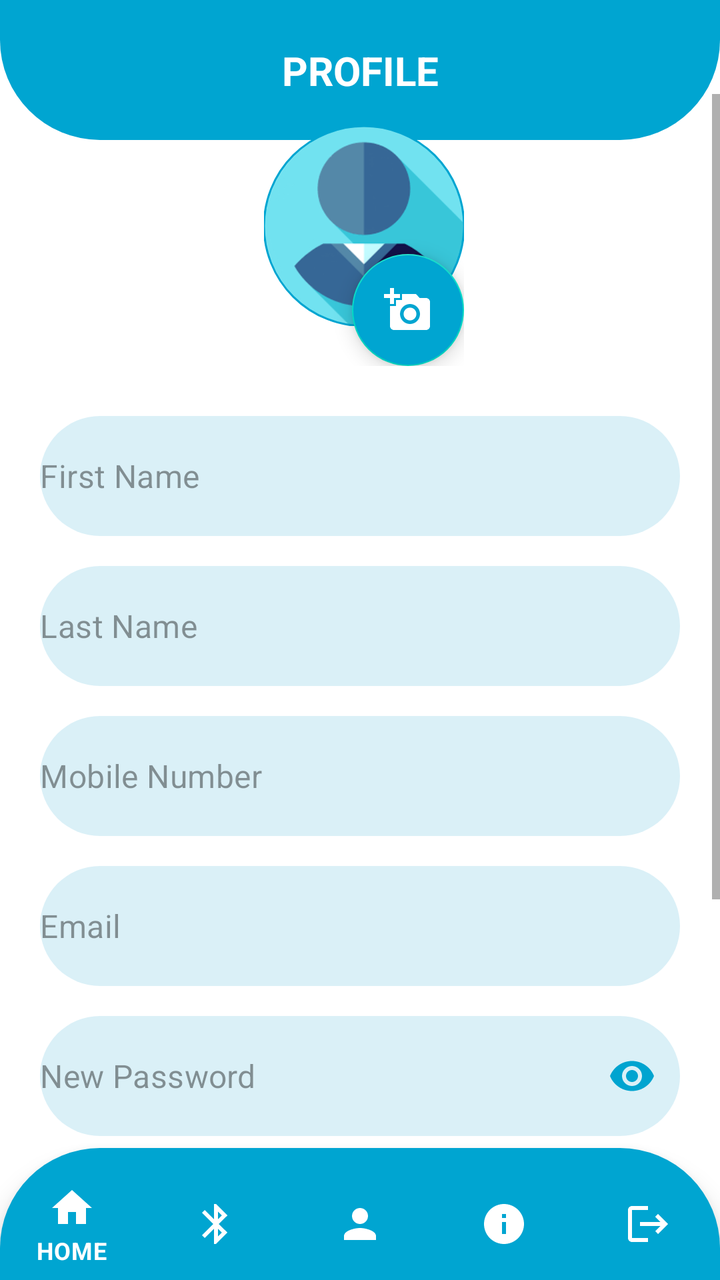
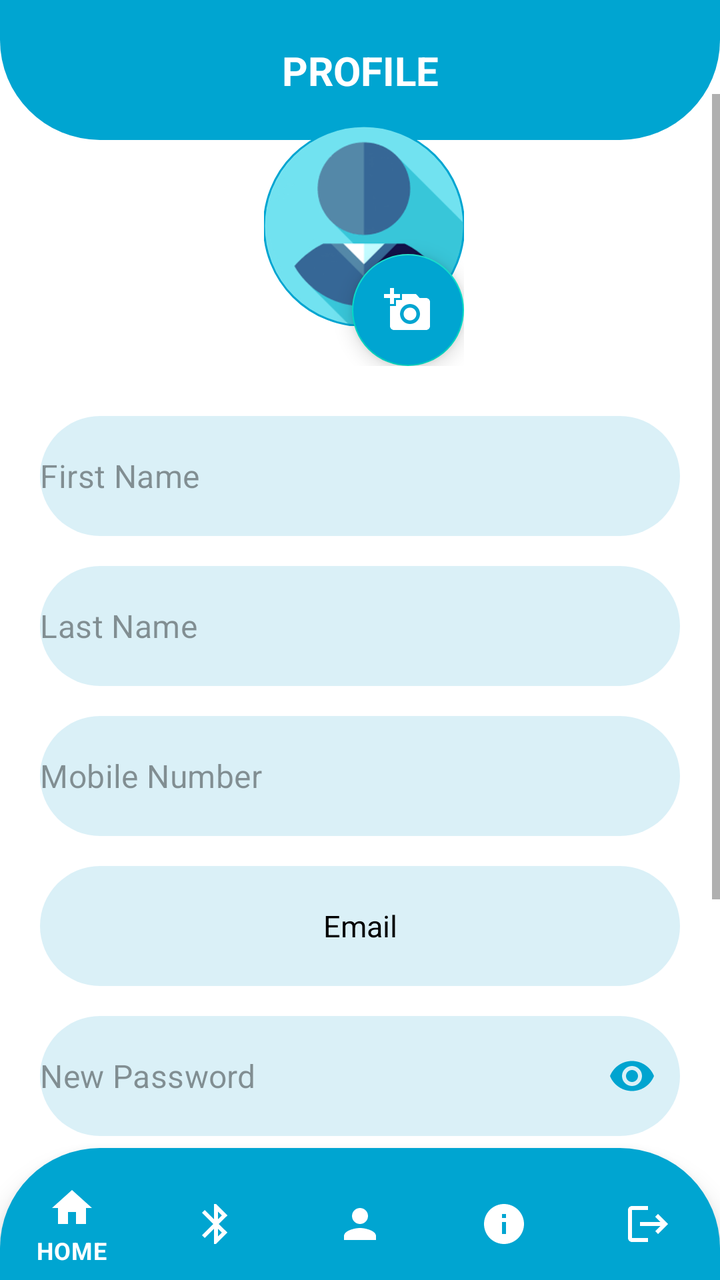

The first picture is an Android layout as it rendered before a commit; the second is the same layout after the commit. The layout source and the unified diff follow.
<!-- AndroidManifest.xml: application theme Theme.SleepWell -->
<!-- res/layout/activity_profile_dashboard.xml -->
<?xml version="1.0" encoding="utf-8"?>
<androidx.constraintlayout.widget.ConstraintLayout xmlns:android="http://schemas.android.com/apk/res/android"
    xmlns:app="http://schemas.android.com/apk/res-auto"
    xmlns:tools="http://schemas.android.com/tools"
    android:id="@+id/main"
    android:layout_width="match_parent"
    android:layout_height="match_parent"
    android:background="@color/white"
    tools:context=".ProfileDashboard">

    <androidx.constraintlayout.widget.ConstraintLayout
        android:id="@+id/header"
        android:layout_width="match_parent"
        android:layout_height="70dp"
        android:background="@drawable/top_background"
        app:layout_constraintEnd_toEndOf="parent"
        app:layout_constraintStart_toStartOf="parent"
        app:layout_constraintTop_toTopOf="parent" >

        <TextView
            android:layout_width="wrap_content"
            android:layout_height="wrap_content"
            android:text="Profile"
            app:layout_constraintBottom_toBottomOf="parent"
            app:layout_constraintEnd_toEndOf="parent"
            app:layout_constraintStart_toStartOf="parent"
            app:layout_constraintTop_toTopOf="parent"
            android:textColor="@color/white"
            android:textSize="20sp"
            android:textStyle="bold"
            android:textAllCaps="true"/>
    </androidx.constraintlayout.widget.ConstraintLayout>

    <ScrollView
        android:id="@+id/scrollView3"
        android:layout_width="match_parent"
        android:layout_height="550dp"
        android:layout_alignParentTop="true"
        app:layout_constraintBottom_toTopOf="@+id/bottom_nav"
        app:layout_constraintEnd_toEndOf="parent"
        app:layout_constraintStart_toStartOf="parent"
        app:layout_constraintTop_toBottomOf="@+id/header">

        <LinearLayout
            android:layout_width="match_parent"
            android:layout_height="wrap_content"
            android:orientation="vertical">

            <androidx.constraintlayout.widget.ConstraintLayout
                android:layout_width="wrap_content"
                android:layout_height="wrap_content"
                android:layout_gravity="center">

                <com.google.android.material.floatingactionbutton.FloatingActionButton
                    android:id="@+id/upload_bttn"
                    android:layout_width="wrap_content"
                    android:layout_height="wrap_content"
                    android:layout_marginStart="48dp"
                    android:layout_marginTop="80dp"
                    android:backgroundTint="#00A5D1"
                    android:contentDescription="@string/todo"
                    android:src="@drawable/baseline_add_a_photo_24"
                    android:tintMode="@color/white"
                    app:layout_constraintBottom_toBottomOf="@+id/profile_pic"
                    app:layout_constraintStart_toStartOf="parent"
                    app:layout_constraintTop_toTopOf="parent"
                    app:layout_constraintVertical_bias="0.0"/>

                <com.google.android.material.imageview.ShapeableImageView
                    android:id="@+id/profile_pic"
                    android:layout_width="100dp"
                    android:layout_height="100dp"
                    android:layout_marginStart="4dp"
                    android:layout_marginTop="16dp"
                    android:src="@drawable/profile_icon"
                    app:layout_constraintStart_toStartOf="parent"
                    app:layout_constraintTop_toTopOf="parent"
                    app:shapeAppearanceOverlay="@style/circular"
                    app:strokeColor="#00A5D1"
                    app:strokeWidth="1dp" />
            </androidx.constraintlayout.widget.ConstraintLayout>

            <LinearLayout
                android:layout_width="match_parent"
                android:layout_height="wrap_content"
                android:layout_marginTop="5dp"
                android:orientation="vertical"
                app:layout_constraintEnd_toEndOf="parent"
                app:layout_constraintStart_toStartOf="parent"
                app:layout_constraintTop_toBottomOf="@+id/upload_bttn">

                <com.google.android.material.textfield.TextInputLayout
                    android:layout_width="match_parent"
                    android:layout_height="60dp"
                    android:layout_marginStart="20dp"
                    android:layout_marginTop="20dp"
                    android:layout_marginEnd="20dp"
                    app:boxBackgroundMode="none"
                    app:hintEnabled="false">

                    <com.google.android.material.textfield.TextInputEditText
                        android:id="@+id/first_name"
                        android:layout_width="match_parent"
                        android:layout_height="match_parent"
                        android:background="@drawable/text_box_effect2"
                        android:hint="@string/first_name"
                        android:padding="0dp"
                        android:textColor="#000000"
                        android:textColorHint="#68000000" />

                </com.google.android.material.textfield.TextInputLayout>

                <com.google.android.material.textfield.TextInputLayout
                    android:layout_width="match_parent"
                    android:layout_height="60dp"
                    android:layout_marginStart="20dp"
                    android:layout_marginTop="15dp"
                    android:layout_marginEnd="20dp"
                    app:boxBackgroundMode="none"
                    app:hintEnabled="false">

                    <com.google.android.material.textfield.TextInputEditText
                        android:id="@+id/last_name"
                        android:layout_width="match_parent"
                        android:layout_height="match_parent"
                        android:background="@drawable/text_box_effect2"
                        android:hint="@string/last_name"
                        android:padding="0dp"
                        android:textColor="#000000"
                        android:textColorHint="#68000000" />

                </com.google.android.material.textfield.TextInputLayout>

                <com.google.android.material.textfield.TextInputLayout
                    android:layout_width="match_parent"
                    android:layout_height="60dp"
                    android:layout_marginStart="20dp"
                    android:layout_marginTop="15dp"
                    android:layout_marginEnd="20dp"
                    app:boxBackgroundMode="none"
                    app:hintEnabled="false">

                    <com.google.android.material.textfield.TextInputEditText
                        android:id="@+id/mobile_number"
                        android:layout_width="match_parent"
                        android:layout_height="match_parent"
                        android:background="@drawable/text_box_effect2"
                        android:hint="@string/mobile_number"
                        android:padding="0dp"
                        android:textColor="#000000"
                        android:textColorHint="#68000000" />

                </com.google.android.material.textfield.TextInputLayout>


                <com.google.android.material.textfield.TextInputLayout
                    android:layout_width="match_parent"
                    android:layout_height="60dp"
                    android:layout_marginStart="20dp"
                    android:layout_marginTop="15dp"
                    android:layout_marginEnd="20dp"
                    app:boxBackgroundMode="none"
                    app:hintEnabled="false">

                    <com.google.android.material.textfield.TextInputEditText
                        android:id="@+id/email"
                        android:layout_width="match_parent"
                        android:layout_height="match_parent"
                        android:background="@drawable/text_box_effect2"
                        android:hint="@string/email"
                        android:padding="0dp"
                        android:textColor="#000000"
                        android:textColorHint="#68000000" />

                </com.google.android.material.textfield.TextInputLayout>

                <com.google.android.material.textfield.TextInputLayout
                    android:id="@+id/password_layout"
                    android:layout_width="match_parent"
                    android:layout_height="60dp"
                    android:layout_marginStart="20dp"
                    android:layout_marginTop="15dp"
                    android:layout_marginEnd="20dp"
                    app:boxBackgroundMode="none"
                    app:hintEnabled="false"
                    app:passwordToggleEnabled="true"
                    app:passwordToggleTint="#00A4D0">

                    <com.google.android.material.textfield.TextInputEditText
                        android:id="@+id/password"
                        android:layout_width="match_parent"
                        android:layout_height="match_parent"
                        android:background="@drawable/text_box_effect2"
                        android:hint="@string/new_password"
                        android:inputType="textPassword"
                        android:padding="0dp"
                        android:textColor="#000000"
                        android:textColorHint="#68000000" />

                </com.google.android.material.textfield.TextInputLayout>

                <com.google.android.material.textfield.TextInputLayout
                    android:id="@+id/password_layout_2"
                    android:layout_width="match_parent"
                    android:layout_height="60dp"
                    android:layout_marginStart="20dp"
                    android:layout_marginTop="15dp"
                    android:layout_marginEnd="20dp"
                    app:boxBackgroundMode="none"
                    app:hintEnabled="false"
                    app:passwordToggleEnabled="true"
                    app:passwordToggleTint="#00A4D0">

                    <com.google.android.material.textfield.TextInputEditText
                        android:id="@+id/confirm_password"
                        android:layout_width="match_parent"
                        android:layout_height="match_parent"
                        android:background="@drawable/text_box_effect2"
                        android:hint="@string/confirm_password"
                        android:inputType="textPassword"
                        android:padding="0dp"
                        android:textColor="#000000"
                        android:textColorHint="#68000000" />

                </com.google.android.material.textfield.TextInputLayout>


                <androidx.appcompat.widget.AppCompatButton
                    android:id="@+id/change_profile_bttn"
                    android:layout_width="match_parent"
                    android:layout_height="55dp"
                    android:layout_marginStart="50dp"
                    android:layout_marginTop="50dp"
                    android:layout_marginEnd="50dp"
                    android:layout_marginBottom="50dp"
                    android:background="@drawable/ripple_effect"
                    android:text="@string/submit"
                    android:textAllCaps="false"
                    android:textColor="#FFFFFF"
                    android:textSize="18sp" />

            </LinearLayout>

        </LinearLayout>
    </ScrollView>

    <com.google.android.material.bottomnavigation.BottomNavigationView
        android:id="@+id/bottom_nav"
        android:layout_width="match_parent"
        android:layout_height="wrap_content"
        android:background="@drawable/bottom_background"
        android:paddingTop="10dp"
        app:itemIconTint="@color/white"
        app:itemTextColor="@color/white"
        app:layout_constraintBottom_toBottomOf="parent"
        app:layout_constraintEnd_toEndOf="parent"
        app:layout_constraintStart_toStartOf="parent"
        app:menu="@menu/bottom_nav_menu" />

    <ProgressBar
        android:id="@+id/progressBar"
        android:layout_width="wrap_content"
        android:layout_height="wrap_content"
        android:indeterminateTint="#00A4D0"
        android:visibility="gone"
        app:layout_constraintBottom_toBottomOf="parent"
        app:layout_constraintEnd_toEndOf="parent"
        app:layout_constraintStart_toStartOf="parent"
        app:layout_constraintTop_toTopOf="parent" />

</androidx.constraintlayout.widget.ConstraintLayout>
<!-- resources referenced by this layout -->
<resources>
  <color name="white">#FFFFFFFF</color>
  <!-- drawable baseline_add_a_photo_24 (drawable) -->
  <vector android:height="24dp" android:tint="#FDFDFD"
      android:viewportHeight="24" android:viewportWidth="24"
      android:width="24dp" xmlns:android="http://schemas.android.com/apk/res/android">
      <path android:fillColor="@android:color/white" android:pathData="M3,4V1h2v3h3v2H5v3H3V6H0V4H3zM6,10V7h3V4h7l1.83,2H21c1.1,0 2,0.9 2,2v12c0,1.1 -0.9,2 -2,2H5c-1.1,0 -2,-0.9 -2,-2V10H6zM13,19c2.76,0 5,-2.24 5,-5s-2.24,-5 -5,-5s-5,2.24 -5,5S10.24,19 13,19zM9.8,14c0,1.77 1.43,3.2 3.2,3.2s3.2,-1.43 3.2,-3.2s-1.43,-3.2 -3.2,-3.2S9.8,12.23 9.8,14z"/>
  </vector>
  <!-- drawable bottom_background (drawable) -->
  <?xml version="1.0" encoding="utf-8"?>
  <shape xmlns:android="http://schemas.android.com/apk/res/android"
          android:shape="rectangle">
  
      <solid android:color="#00A5D1"/>
      <corners android:topLeftRadius="50dp"
               android:topRightRadius="50dp"/>
  </shape>
  <!-- drawable profile_icon: png bitmap (drawable, 83450 bytes) -->
  <!-- drawable ripple_effect (drawable) -->
  <?xml version="1.0" encoding="utf-8"?>
  <ripple xmlns:android="http://schemas.android.com/apk/res/android"
      android:color="#FFFFFF">
  
      <item >
          <shape android:shape="rectangle">
              <solid android:color="#00A5D1"/>
              <corners android:radius="20dp"/>
              <stroke android:color="@color/white"
                      android:width="2dp"/>
          </shape>
      </item>
  </ripple>
  <!-- drawable text_box_effect2 (drawable) -->
  <?xml version="1.0" encoding="utf-8"?>
  <shape android:shape="rectangle" xmlns:android="http://schemas.android.com/apk/res/android">
      <solid android:color="#DAF0F7"/>
      <corners android:radius="200dp"/>
  </shape>
  <!-- drawable top_background (drawable) -->
  <?xml version="1.0" encoding="utf-8"?>
  <shape  xmlns:android="http://schemas.android.com/apk/res/android"
      android:shape="rectangle">
  
      <solid android:color="#00A5D1"/>
      <corners android:bottomLeftRadius="50dp"
          android:bottomRightRadius="50dp"/>
  
  </shape>
  <string name="confirm_password">Confirm Password</string>
  <string name="email">Email</string>
  <string name="first_name">First Name</string>
  <string name="last_name">Last Name</string>
  <string name="mobile_number">Mobile Number</string>
  <string name="new_password">New Password</string>
  <string name="submit">Submit</string>
  <string name="todo">TODO</string>
  <style name="circular">
          <item name="cornerSize">50%</item>
      </style>
  <style name="Theme.SleepWell" parent="Base.Theme.SleepWell" />
  <style name="Base.Theme.SleepWell" parent="Theme.MaterialComponents.Light.NoActionBar">
          
          <item name="colorPrimary">#00A5D1</item>
      </style>
</resources>

<!-- the commit's change to res/layout/activity_profile_dashboard.xml (unified diff, before → after) -->
@@ -153,26 +153,27 @@
                 </com.google.android.material.textfield.TextInputLayout>
 
 
-                <com.google.android.material.textfield.TextInputLayout
-                    android:layout_width="match_parent"
-                    android:layout_height="60dp"
-                    android:layout_marginStart="20dp"
-                    android:layout_marginTop="15dp"
-                    android:layout_marginEnd="20dp"
-                    app:boxBackgroundMode="none"
-                    app:hintEnabled="false">
-
-                    <com.google.android.material.textfield.TextInputEditText
+                <LinearLayout
+                    android:layout_width="match_parent"
+                    android:layout_height="60dp"
+                    android:orientation="vertical"
+                    android:layout_marginStart="20dp"
+                    android:layout_marginTop="15dp"
+                    android:layout_marginEnd="20dp"
+                    android:background="@drawable/text_box_effect2">
+
+                    <TextView
                         android:id="@+id/email"
                         android:layout_width="match_parent"
                         android:layout_height="match_parent"
-                        android:background="@drawable/text_box_effect2"
-                        android:hint="@string/email"
-                        android:padding="0dp"
-                        android:textColor="#000000"
-                        android:textColorHint="#68000000" />
-
-                </com.google.android.material.textfield.TextInputLayout>
+                        android:textColor="#000000"
+                        android:text="@string/email"
+                        android:padding="5dp"
+                        android:textSize="15sp"
+                        android:layout_gravity="center"
+                        android:gravity="center"
+                        android:layout_margin="10dp"/>
+                </LinearLayout>
 
                 <com.google.android.material.textfield.TextInputLayout
                     android:id="@+id/password_layout"
